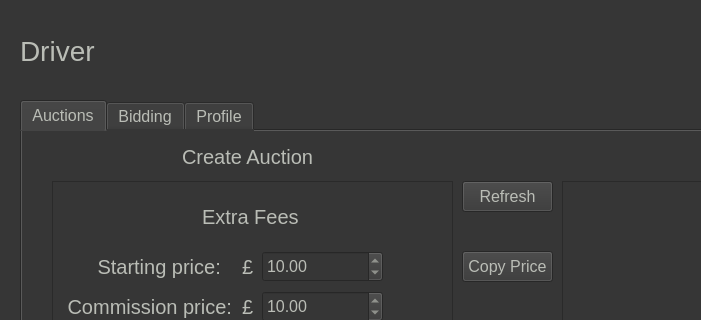
Before: the Qt Designer form ETM/homepage.ui in JWaters02/SDI-C6, drawn with Qt 5; both pictures show x 0 to 701 and y 0 to 320 of the 1174 by 785 pixel window.
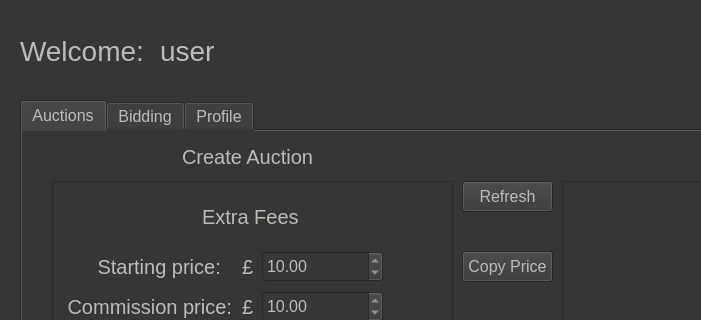
After: the same form once the commit is applied. The open tabs and pages were chosen to show the change.

The edit to the form file:
```diff
--- a/ETM/homepage.ui
+++ b/ETM/homepage.ui
@@ -628,23 +628,6 @@
     </widget>
    </widget>
    <widget class="QWidget" name="DriverPage">
-    <widget class="QLabel" name="label_18">
-     <property name="geometry">
-      <rect>
-       <x>0</x>
-       <y>10</y>
-       <width>231</width>
-       <height>61</height>
-      </rect>
-     </property>
-     <property name="styleSheet">
-      <string notr="true">color: rgb(186, 189, 182); 
-font-size: 28px</string>
-     </property>
-     <property name="text">
-      <string>Driver</string>
-     </property>
-    </widget>
     <widget class="QTabWidget" name="tbDriver">
      <property name="geometry">
       <rect>
@@ -1302,6 +1285,40 @@
       </attribute>
      </widget>
     </widget>
+    <widget class="QLabel" name="label_62">
+     <property name="geometry">
+      <rect>
+       <x>0</x>
+       <y>10</y>
+       <width>131</width>
+       <height>61</height>
+      </rect>
+     </property>
+     <property name="styleSheet">
+      <string notr="true">color: rgb(186, 189, 182); 
+font-size: 28px</string>
+     </property>
+     <property name="text">
+      <string>Welcome:</string>
+     </property>
+    </widget>
+    <widget class="QLabel" name="lblDriverUsername">
+     <property name="geometry">
+      <rect>
+       <x>140</x>
+       <y>10</y>
+       <width>401</width>
+       <height>61</height>
+      </rect>
+     </property>
+     <property name="styleSheet">
+      <string notr="true">color: rgb(186, 189, 182); 
+font-size: 28px</string>
+     </property>
+     <property name="text">
+      <string>user</string>
+     </property>
+    </widget>
    </widget>
    <widget class="QWidget" name="ForwarderPage">
     <widget class="QTabWidget" name="tbForwarder">
```
Left out of the diff: 152 changed lines with no effect on the pictures.
